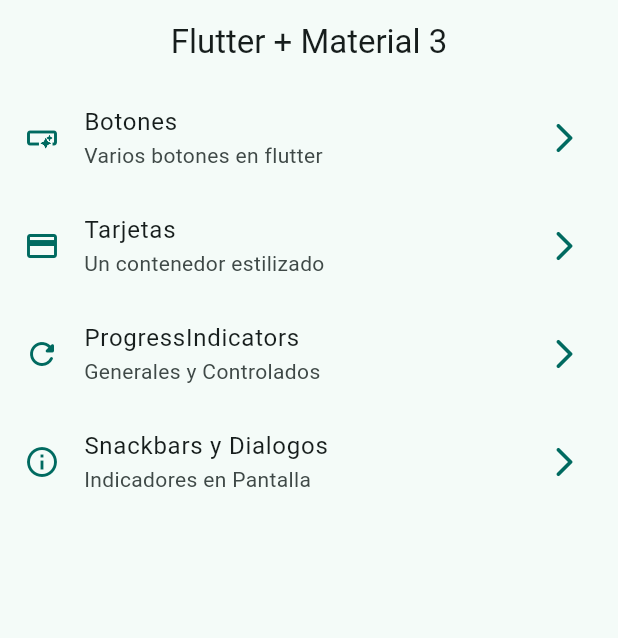
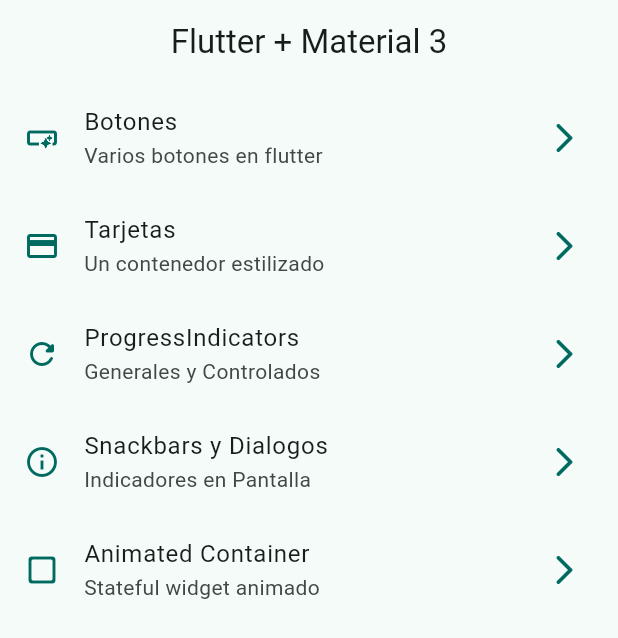
Before and after one commit to ManuViola77/widgets_app, a Flutter app: the screen it shows after launch, on a phone screen of 412 x 824 dp. Shown: the top 638 px of the screen. Run offline on Flutter 3.47's test engine with Material 3 defaults, Android fonts, the phone set to English and light mode, and no system bars; our stand-ins replace go_router.

Commit message:
feat: star animated component

```diff
--- a/lib/menu/menu_items.dart
+++ b/lib/menu/menu_items.dart
@@ -39,4 +39,10 @@ const appMenuItems = <MenuItem>[
     link: '/snackbar',
     icon: Icons.info_outline,
   ),
+  MenuItem(
+    title: 'Animated Container',
+    subTitle: 'Stateful widget animado',
+    link: '/animated',
+    icon: Icons.check_box_outline_blank_rounded,
+  ),
 ];
```
Also changed, not shown: lib/presentation/screens/animated/animated_screen.dart (+19 -1 lines).
